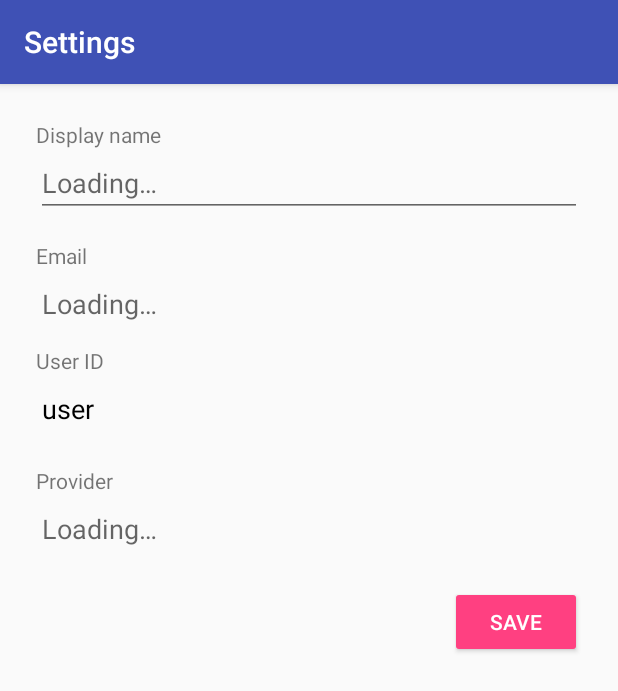
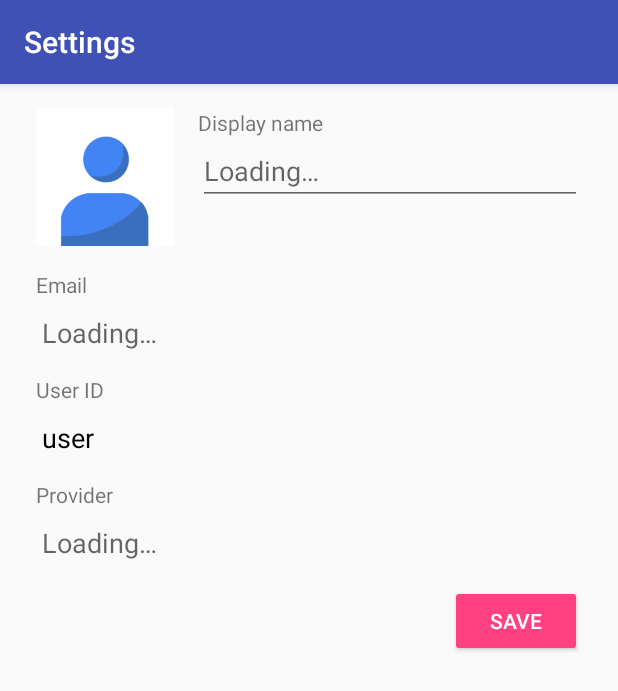
Before and after one commit to IAreKyleW00t/HelloWorld, an Android app: the screen it shows after launch once a user with an empty profile is signed in (SettingsActivity), in the options menu, after a tap on "Settings", on a phone screen of 412 x 824 dp. Shown: the top 691 px of the screen. Run offline under Robolectric (Android 15) with nearby library versions, the light colour scheme and no system bars; our stand-ins replace ButterKnife, Firebase (no records; nobody signed in at launch, a user with empty details on screens opened directly); libraries missing offline, so code that uses them is left out: com.afollestad.materialdialogs; pictures from the network do not load; 4 statements that could not run were skipped.

Commit message:
Updated SettingsActivity
Added user profile image; not changeable right now.

```diff
--- a/app/build.gradle
+++ b/app/build.gradle
@@ -33,6 +33,10 @@ dependencies {
     // Material dialogs
     compile 'com.afollestad.material-dialogs:core:0.9.+'
 
+    // Glide
+    compile 'com.github.bumptech.glide:glide:3.7.0'
+    compile 'com.android.support:support-v4:25.1.+'
+
     // Firebase libraries
     compile 'com.google.firebase:firebase-auth:9.6.+'
 
--- a/app/src/main/java/io/csuoh/hello/LoginActivity.java
+++ b/app/src/main/java/io/csuoh/hello/LoginActivity.java
@@ -48,6 +48,8 @@ import butterknife.OnClick;
 
 public class LoginActivity extends BaseActivity implements GoogleApiClient.OnConnectionFailedListener {
     public static final String TAG = LoginActivity.class.getSimpleName();
+
+    // Request codes
     private static final int
             RC_GOOGLE_SIGNIN    = 42,
             RC_REGISTER         = 69;
--- a/app/src/main/java/io/csuoh/hello/MainActivity.java
+++ b/app/src/main/java/io/csuoh/hello/MainActivity.java
@@ -28,6 +28,9 @@ import com.google.firebase.auth.FirebaseUser;
 import butterknife.ButterKnife;
 
 public class MainActivity extends BaseActivity {
+    public static final String TAG = MainActivity.class.getSimpleName();
+
+    // Menu items
     private static final int
             MENU_SETTINGS   = Menu.FIRST,
             MENU_SIGNOUT    = Menu.FIRST + 1;
--- a/app/src/main/java/io/csuoh/hello/SettingsActivity.java
+++ b/app/src/main/java/io/csuoh/hello/SettingsActivity.java
@@ -24,9 +24,11 @@ import android.util.Log;
 import android.view.View;
 import android.widget.Button;
 import android.widget.EditText;
+import android.widget.ImageView;
 import android.widget.TextView;
 
 import com.afollestad.materialdialogs.MaterialDialog;
+import com.bumptech.glide.Glide;
 import com.google.android.gms.tasks.OnCompleteListener;
 import com.google.android.gms.tasks.OnFailureListener;
 import com.google.android.gms.tasks.OnSuccessListener;
@@ -43,6 +45,7 @@ public class SettingsActivity extends BaseActivity {
     public static final String TAG = SettingsActivity.class.getSimpleName();
 
     // Activity elements
+    @BindView(R.id.user_picture) ImageView _picture;
     @BindView(R.id.user_display_name) EditText _name;
     @BindView(R.id.user_email) TextView _email;
     @BindView(R.id.link_change_password) TextView _changePassword;
@@ -82,6 +85,12 @@ public class SettingsActivity extends BaseActivity {
                 .addOnSuccessListener(this, new OnSuccessListener<Void>() {
                     @Override
                     public void onSuccess(Void aVoid) {
+                        // Load users profile picture
+                        Glide.with(SettingsActivity.this)
+                                .load(mUser.getPhotoUrl())
+                                .placeholder(R.drawable.default_user_picture)
+                                .into(_picture);
+
                         // Display the users information
                         _name.setText(mUser.getDisplayName());
                         _email.setText(mUser.getEmail());
--- a/app/src/main/res/layout/activity_main.xml
+++ b/app/src/main/res/layout/activity_main.xml
@@ -22,8 +22,9 @@
     xmlns:tools="http://schemas.android.com/tools"
     xmlns:app="http://schemas.android.com/apk/res-auto"
     android:id="@+id/activity_main"
-    android:layout_width="match_parent"
-    android:layout_height="match_parent"
+    android:layout_width="fill_parent"
+    android:layout_height="fill_parent"
+    android:fitsSystemWindows="true"
     tools:context="io.csuoh.hello.MainActivity">
 
     <android.support.design.widget.FloatingActionButton
--- a/app/src/main/res/layout/activity_settings.xml
+++ b/app/src/main/res/layout/activity_settings.xml
@@ -41,18 +41,48 @@
             android:focusable="true"
             android:focusableInTouchMode="true" />
 
-        <TextView
-            android:layout_width="match_parent"
-            android:layout_height="wrap_content"
-            android:layout_marginTop="8dp"
-            android:text="@string/text_name" />
-
-        <EditText
-            android:id="@+id/user_display_name"
+        <LinearLayout
             android:layout_width="match_parent"
             android:layout_height="wrap_content"
             android:layout_marginBottom="8dp"
-            android:hint="@string/text_loading" />
+            android:orientation="horizontal">
+
+            <ImageView
+                android:id="@+id/user_picture"
+                android:layout_width="92dp"
+                android:layout_height="92dp"
+                android:layout_marginRight="16dp"
+                android:src="@drawable/default_user_picture" />
+
+            <LinearLayout
+                android:layout_width="fill_parent"
+                android:layout_height="wrap_content"
+                android:orientation="vertical">
+
+                <TextView
+                    android:layout_width="fill_parent"
+                    android:layout_height="wrap_content"
+                    android:text="@string/text_name" />
+
+                <EditText
+                    android:id="@+id/user_display_name"
+                    android:layout_width="fill_parent"
+                    android:layout_height="wrap_content"
+                    android:hint="@string/text_loading" />
+
+                <TextView
+                    android:id="@+id/link_change_password"
+                    android:layout_width="wrap_content"
+                    android:layout_height="wrap_content"
+                    android:layout_marginBottom="8dp"
+                    android:paddingStart="4dp"
+                    android:paddingEnd="0dp"
+                    android:visibility="gone"
+                    android:textColor="@color/colorAccent"
+                    android:text="@string/link_change_password" />
+
+            </LinearLayout>
+        </LinearLayout>
 
         <TextView
             android:layout_width="match_parent"
@@ -73,18 +103,6 @@
             android:hint="@string/text_loading" />
 
         <TextView
-            android:id="@+id/link_change_password"
-            android:layout_width="match_parent"
-            android:layout_height="wrap_content"
-            android:layout_marginBottom="8dp"
-            android:paddingStart="4dp"
-            android:paddingEnd="0dp"
-            android:paddingBottom="10dp"
-            android:visibility="gone"
-            android:textColor="@color/colorAccent"
-            android:text="@string/link_change_password" />
-
-        <TextView
             android:layout_width="match_parent"
             android:layout_height="wrap_content"
             android:layout_marginTop="8dp"
@@ -96,7 +114,6 @@
             android:layout_height="wrap_content"
             android:layout_marginBottom="8dp"
             android:paddingTop="10dp"
-            android:paddingBottom="10dp"
             android:paddingStart="4dp"
             android:paddingEnd="0dp"
             android:textSize="18sp"
@@ -115,7 +132,6 @@
             android:layout_height="wrap_content"
             android:layout_marginBottom="8dp"
             android:paddingTop="10dp"
-            android:paddingBottom="10dp"
             android:paddingStart="4dp"
             android:paddingEnd="0dp"
             android:textSize="18sp"
@@ -141,7 +157,5 @@
                 android:text="@string/btn_save" />
 
         </LinearLayout>
-
     </LinearLayout>
-
 </ScrollView>
--- /dev/null
+++ b/app/src/main/res/values-w820dp/dimens.xml
@@ -0,0 +1,6 @@
+<resources>
+    <!-- Example customization of dimensions originally defined in res/values/dimens.xml
+         (such as screen margins) for screens with more than 820dp of available width. This
+         would include 7" and 10" devices in landscape (~960dp and ~1280dp respectively). -->
+    <dimen name="activity_horizontal_margin">64dp</dimen>
+</resources>
```
Also changed, not shown: app/src/main/AndroidManifest.xml (+6 -10 lines), app/src/main/res/layout/activity_register.xml (+7 -1 lines), app/src/main/res/drawable-hdpi/default_user_picture.png (added), app/src/main/res/drawable-mdpi/default_user_picture.png (added), app/src/main/res/drawable-xhdpi/default_user_picture.png (added), app/src/main/res/drawable-xxhdpi/default_user_picture.png (added), app/src/main/res/drawable-xxxhdpi/default_user_picture.png (added), app/src/main/res/values/strings.xml (line endings or trailing spaces), 1 other file.
